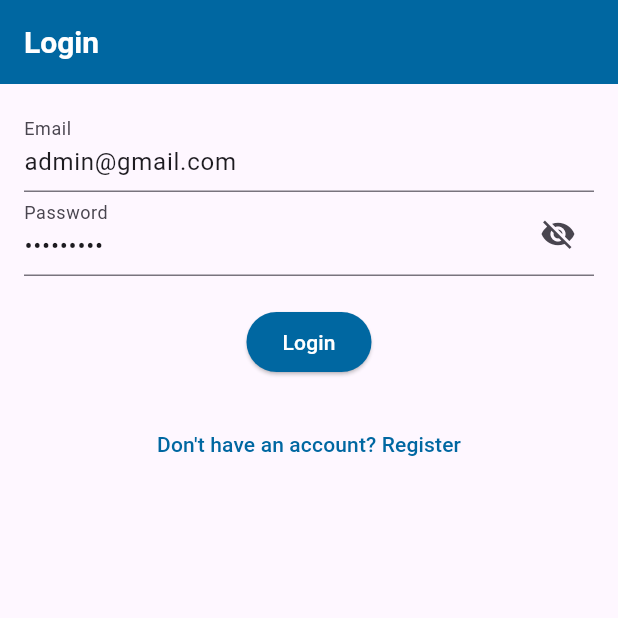
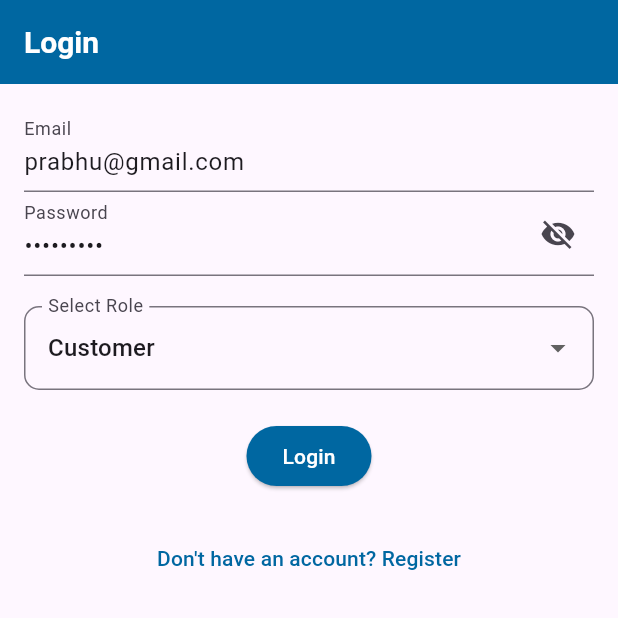
Before and after one commit to vprabhu1771/flutter_supabase_milk_subscription, a Flutter app: the screen it shows after launch, on a phone screen of 412 x 824 dp, the top half of it. Run offline on Flutter 3.47's test engine with Material 3 defaults, Android fonts, the phone set to English and light mode, and no system bars; our stand-ins replace flutter_dotenv, flutter_secure_storage, fluttertoast, google_maps_flutter, location, shared_preferences and 1 more; missing offline and left inert: flutter_polyline_points; accounts and stored records are empty.

Commit message:
LoginScreen Role Dropdown added

```diff
--- a/lib/screens/auth/LoginScreen.dart
+++ b/lib/screens/auth/LoginScreen.dart
@@ -1,8 +1,10 @@
 import 'package:flutter/material.dart';
+import 'package:flutter_supabase_milk_subscription/delivery/DeliveryDashboard.dart';
 import 'package:flutter_supabase_milk_subscription/screens/HomePage.dart';
 import 'package:supabase_flutter/supabase_flutter.dart';
 import 'package:flutter_secure_storage/flutter_secure_storage.dart';
 
+import '../../admin/AdminDashboard.dart';
 import '../HomeScreen.dart';
 import 'RegisterScreen.dart';
 
@@ -23,16 +25,58 @@ class _LoginScreenState extends State<LoginScreen> {
 
   final TextEditingController passwordController = TextEditingController();
 
+  String _selectedRole = 'Customer';
+
+  final List<String> _roles = ['Customer', 'Delivery', 'Admin'];
+
   final storage = FlutterSecureStorage(); // Secure storage instance
 
   bool _isPasswordVisible = false; // Track password visibility
 
+  String? userId;
+
   @override
   void initState() {
     super.initState();
-    emailController.text = "admin@gmail.com";
+    emailController.text = "prabhu@gmail.com";
     passwordController.text = "admin@123";
   }
+
+  Future<void> fetchUserRole(String userId) async {
+    try {
+      final response = await Supabase.instance.client
+          .from('user_roles')
+          .select('roles(id, name)')
+          // .select('*')
+          .eq('user_id', userId)
+          .maybeSingle(); // Avoids crash if no rows are found
+
+      print(response.toString());
+
+      if (response != null && response['roles'] != null) {
+        final role = response['roles']['name'];
+        print("Role: $role");
+        navigateBasedOnRole(role);
+      } else {
+        print("No role found for user: $userId");
+      }
+    } catch (e) {
+      print("Error fetching role: $e");
+    }
+  }
+
+
+
+  void navigateBasedOnRole(String role) {
+    if (role == 'admin') {
+      Navigator.pushReplacement(context, MaterialPageRoute(builder: (_) => AdminDashboard(title: "Admin Dashboard",)));
+    } else if (role == 'customer') {
+      Navigator.pushReplacement(context, MaterialPageRoute(builder: (_) => HomeScreen(title: 'Home')));
+    } else if (role == 'delivery') {
+      Navigator.pushReplacement(context, MaterialPageRoute(builder: (_) => DeliveryDashboard(title: "Delivery Dashboard",)));
+    }
+  }
+
 
   Future<void> signIn() async {
     try {
@@ -49,11 +93,19 @@ class _LoginScreenState extends State<LoginScreen> {
           SnackBar(content: Text('Login successful!')),
         );
 
+        // print(supabase.auth.currentUser?.id);
+        setState(() {
+          userId = supabase.auth.currentUser?.id;
+        });
+
+        print(userId);
+
         // Navigate to home screen
-        Navigator.pop(context);
-        Navigator.of(context).push(
-          MaterialPageRoute(builder: (context) => HomePage()),
-        );
+        // Navigator.pop(context);
+        // Navigator.of(context).push(
+        //   MaterialPageRoute(builder: (context) => HomePage()),
+        // );
+        fetchUserRole(userId!);
       }
     } catch (error) {
       ScaffoldMessenger.of(context).showSnackBar(
@@ -92,6 +144,30 @@ class _LoginScreenState extends State<LoginScreen> {
               obscureText: !_isPasswordVisible,
             ),
             SizedBox(height: 20),
+
+            // Role Dropdown
+            DropdownButtonFormField<String>(
+              value: _selectedRole,
+              items: _roles.map((role) {
+                return DropdownMenuItem(
+                  value: role,
+                  child: Text(role),
+                );
+              }).toList(),
+              decoration: InputDecoration(
+                labelText: "Select Role",
+                border: OutlineInputBorder(
+                  borderRadius: BorderRadius.circular(10),
+                ),
+              ),
+              onChanged: (value) {
+                setState(() {
+                  _selectedRole = value!;
+                });
+              },
+            ),
+            SizedBox(height: 20),
+
             ElevatedButton(
               onPressed: signIn,
               child: Text('Login'),
```
